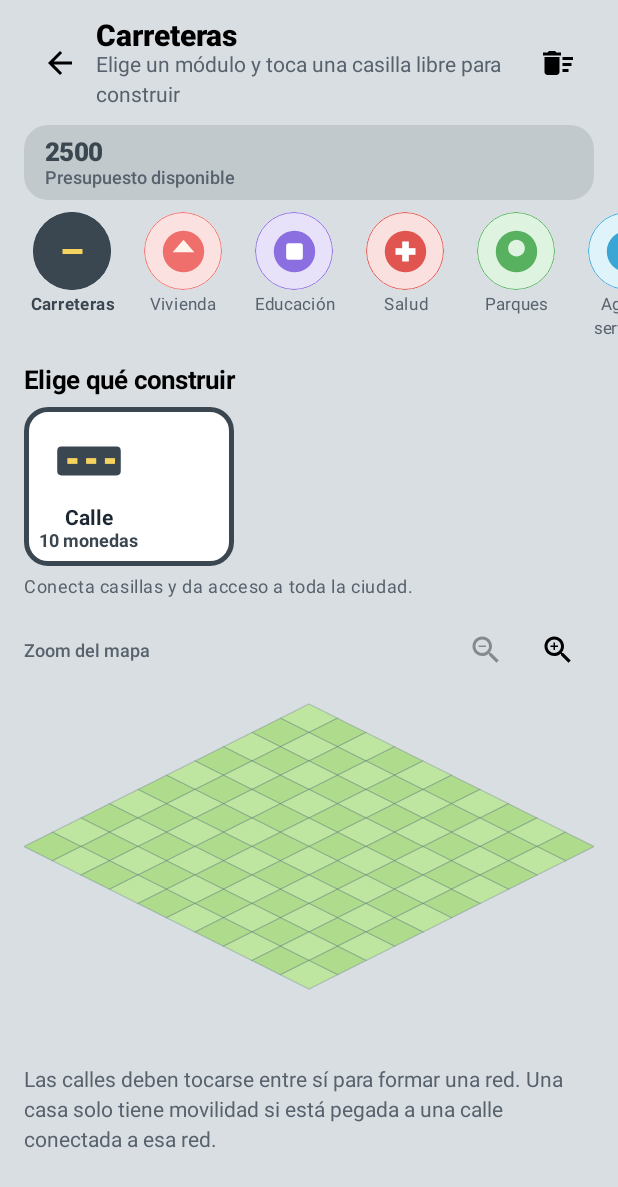
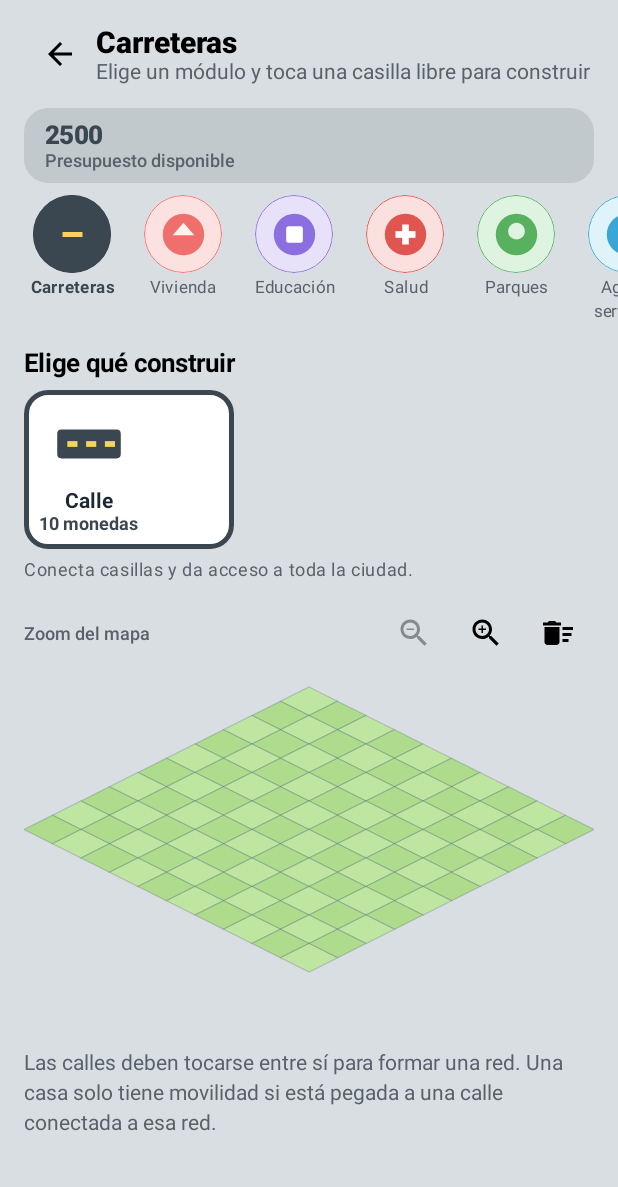
Before and after one commit to jcr969644387-design/ATuManera, an Android app built with Jetpack Compose: the HomeScreen screen opened through its navigation route, after a tap on "Carreteras", on a phone screen of 412 x 824 dp. Shown: the top 1187 px of the screen. Run offline under Robolectric (Android 15) with nearby library versions, the light colour scheme and no system bars; our stand-ins replace Room's generated code.

Commit message:
A Tu Manera Mejora 0.3

```diff
--- a/app/src/main/kotlin/com/educalab/atumanera/ui/components/CityGridCanvas.kt
+++ b/app/src/main/kotlin/com/educalab/atumanera/ui/components/CityGridCanvas.kt
@@ -10,6 +10,7 @@ import androidx.compose.foundation.layout.offset
 import androidx.compose.foundation.layout.size
 import androidx.compose.runtime.Composable
 import androidx.compose.runtime.remember
+import androidx.compose.runtime.rememberUpdatedState
 import androidx.compose.ui.Modifier
 import androidx.compose.ui.geometry.Offset
 import androidx.compose.ui.graphics.Color
@@ -41,6 +42,7 @@ fun CityGridCanvas(
 ) {
     val tileByPos = remember(tiles) { tiles.associateBy { it.tile.row to it.tile.col } }
     val density = LocalDensity.current
+    val currentOnTileTap = rememberUpdatedState(onTileTap)
 
     BoxWithConstraints(modifier = modifier) {
         val boardWidthPx = constraints.maxWidth.toFloat()
@@ -69,7 +71,7 @@ fun CityGridCanvas(
                         val colPlusRow = relY / (tileH / 2f)
                         val col = floor((colMinusRow + colPlusRow) / 2f).toInt()
                         val row = floor((colPlusRow - colMinusRow) / 2f).toInt()
-                        if (row in 0 until rows && col in 0 until cols) onTileTap(row, col)
+                        if (row in 0 until rows && col in 0 until cols) currentOnTileTap.value(row, col)
                     }
                 }
         ) {
--- a/app/src/main/kotlin/com/educalab/atumanera/ui/screens/BuildScreen.kt
+++ b/app/src/main/kotlin/com/educalab/atumanera/ui/screens/BuildScreen.kt
@@ -137,12 +137,7 @@ fun BuildScreen(
                 ScreenTopBar(
                     title = visual.label,
                     subtitle = "Elige un módulo y toca una casilla libre para construir",
-                    onBack = onBack,
-                    trailing = {
-                        IconButton(onClick = { confirmClearAll = true }) {
-                            Icon(Icons.Filled.DeleteSweep, contentDescription = "Eliminar todas las construcciones")
-                        }
-                    }
+                    onBack = onBack
                 )
 
                 Row(modifier = Modifier.fillMaxWidth().padding(horizontal = 16.dp), horizontalArrangement = Arrangement.spacedBy(10.dp)) {
@@ -210,6 +205,9 @@ fun BuildScreen(
                         }
                         IconButton(onClick = { zoom = (zoom + ZOOM_STEP).coerceAtMost(ZOOM_MAX) }, enabled = zoom < ZOOM_MAX) {
                             Icon(Icons.Filled.ZoomIn, contentDescription = "Acercar mapa")
+                        }
+                        IconButton(onClick = { confirmClearAll = true }) {
+                            Icon(Icons.Filled.DeleteSweep, contentDescription = "Eliminar todas las construcciones")
                         }
                     }
 
```
